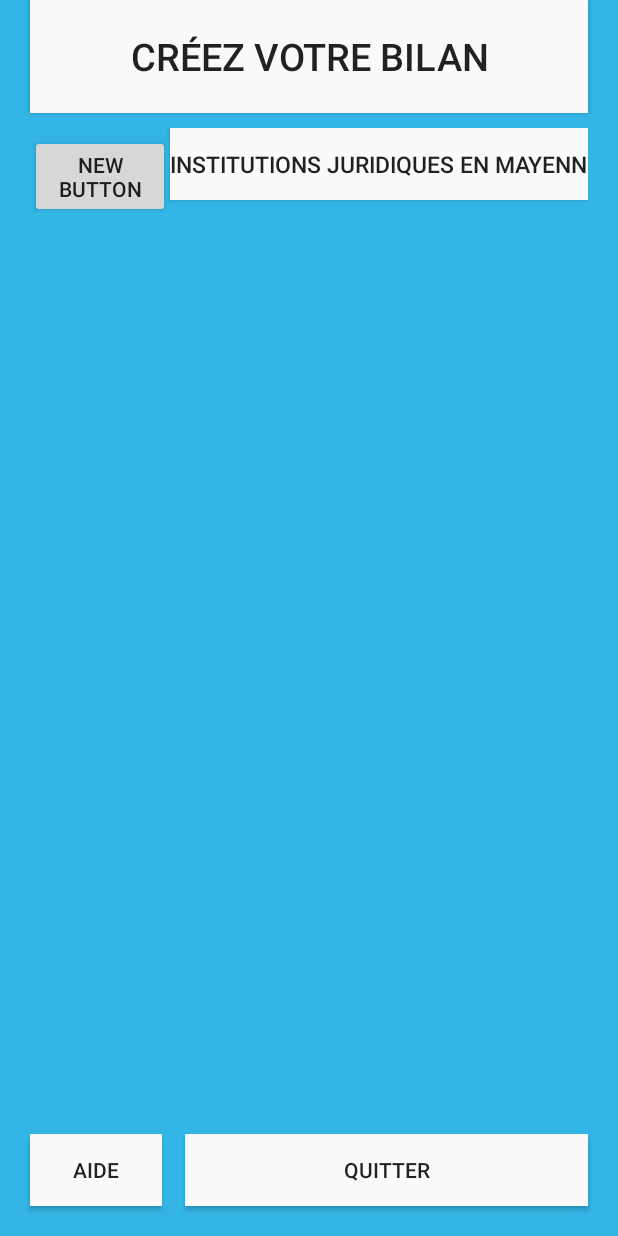
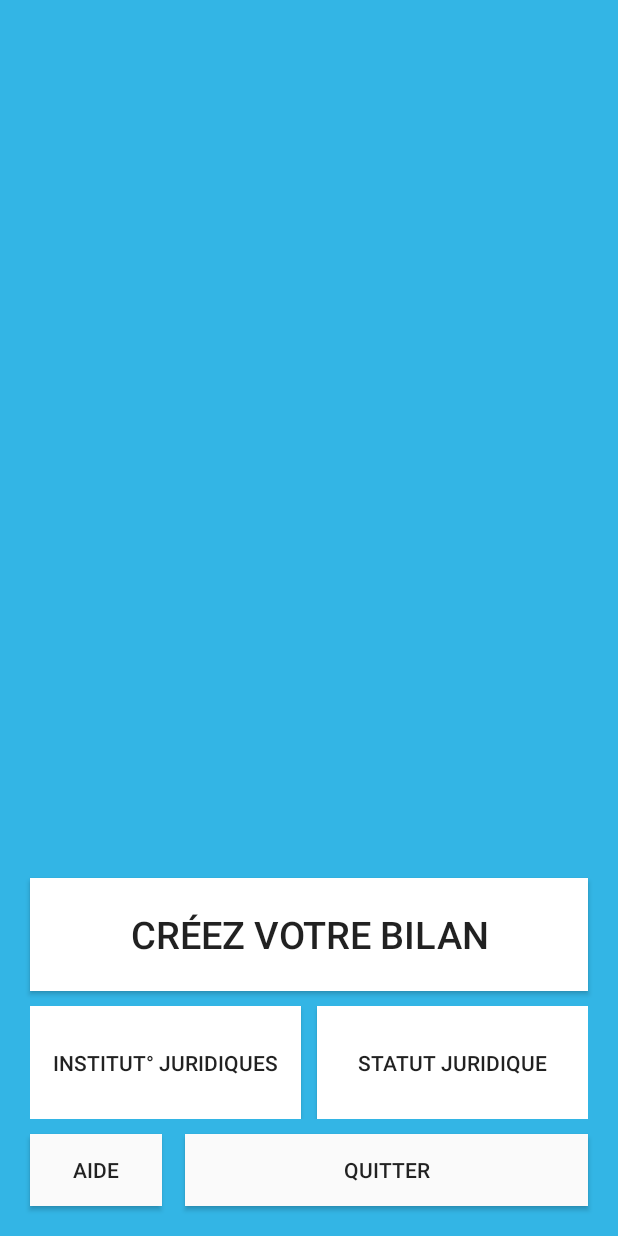
Before and after one commit to Alexcouter/CreanTreprise, an Android app: the MainActivity screen opened directly, with no data from a screen before it, on a phone screen of 412 x 824 dp. Run offline under Robolectric (Android 15) with nearby library versions, the phone set to English and light mode, and no system bars.

Commit message:
Page statut juridique

```diff
--- a/app/src/main/java/com/example/creantreprise/MainActivity.java
+++ b/app/src/main/java/com/example/creantreprise/MainActivity.java
@@ -22,6 +22,7 @@ public class MainActivity extends Activity {
         ImageView logo = (ImageView) findViewById(R.id.logoentreprise);
         final Button quitter = (Button) findViewById(R.id.quitterbouton);
         final Button institutions = (Button) findViewById(R.id.InstJuriMay);
+        final Button statut = (Button) findViewById(R.id.statutJ);
 
         final Animation animAlpha = AnimationUtils.loadAnimation(this, R.anim.anim_alpha);
         Animation fadeInAnimation = AnimationUtils.loadAnimation(this, R.anim.fadein);
@@ -51,6 +52,18 @@ public class MainActivity extends Activity {
             }
         });
 
+        //Bouton choix statut
+
+        statut.setOnClickListener(new View.OnClickListener() {
+
+            @Override
+            public void onClick(View v) {
+                // TODO Auto-generated method stub
+                Intent i = new Intent(getApplicationContext(),ChoixStatut.class);
+                startActivity(i);
+            }
+        });
+
 
     }
 
--- a/app/src/main/res/layout-land/activity_main.xml
+++ b/app/src/main/res/layout-land/activity_main.xml
@@ -36,41 +36,58 @@
         android:id="@+id/logoentreprise"
         android:layout_width="wrap_content"
         android:layout_height="wrap_content"
+        android:layout_above="@+id/quitterbouton"
+        android:layout_alignParentTop="true"
+        android:layout_centerHorizontal="true"
+        android:layout_marginBottom="171dp"
+        android:layout_marginRight="148dp"
+        android:layout_marginTop="41dp"
         android:contentDescription="@string/logo_application"
-        android:src="@drawable/entrepriselogobright"
-        android:layout_alignParentTop="true"
-        android:layout_above="@+id/creaBilan"
-        android:layout_alignRight="@+id/creaBilan"
-        android:layout_alignEnd="@+id/creaBilan"
-        android:layout_alignLeft="@+id/creaBilan"
-        android:layout_alignStart="@+id/creaBilan" />
+        android:src="@drawable/entrepriselogobright" />
 
     <Button
         android:layout_width="wrap_content"
         android:layout_height="75dp"
         android:text="@string/creerBilan"
         android:id="@+id/creaBilan"
+        android:background="@android:color/background_light"
+        android:textSize="25dp"
+        android:layout_above="@+id/btnLL"
         android:layout_alignLeft="@+id/aidebouton"
         android:layout_alignStart="@+id/aidebouton"
         android:layout_alignRight="@+id/quitterbouton"
         android:layout_alignEnd="@+id/quitterbouton"
-        android:background="@color/background_material_light"
-        android:layout_above="@+id/InstJuriMay"
-        android:layout_marginBottom="10dp"
-        android:textSize="25dp" />
+        android:layout_marginBottom="10dp" />
 
-    <Button
-        android:layout_width="wrap_content"
+    <LinearLayout
+        android:id="@+id/btnLL"
+        android:layout_width="match_parent"
         android:layout_height="75dp"
-        android:text="@string/InstJuriMay"
-        android:id="@+id/InstJuriMay"
         android:layout_above="@+id/quitterbouton"
         android:layout_alignLeft="@+id/aidebouton"
         android:layout_alignStart="@+id/aidebouton"
         android:layout_alignRight="@+id/quitterbouton"
         android:layout_alignEnd="@+id/quitterbouton"
-        android:background="@color/background_material_light"
-        android:layout_marginBottom="10dp"
-        android:textSize="25dp" />
+        android:layout_alignParentBottom="false"
+        android:layout_marginBottom="10dp">
+
+        <Button
+            android:id="@+id/InstJuriMay"
+            android:layout_width="0dp"
+            android:layout_height="75dp"
+            android:layout_weight="1"
+            android:background="@android:color/background_light"
+            android:layout_marginRight="5dp"
+            android:text="Institutions Juridiques" />
+
+        <Button
+            android:id="@+id/cancelButton"
+            android:layout_width="0dp"
+            android:layout_height="75dp"
+            android:layout_weight="1"
+            android:text="Statut Juridique"
+            android:background="@android:color/background_light"
+            android:layout_marginLeft="5dp" />
+    </LinearLayout>
 
 </RelativeLayout>
--- a/app/src/main/res/layout-v14/activity_main.xml
+++ /dev/null
@@ -1,101 +0,0 @@
-<RelativeLayout xmlns:android="http://schemas.android.com/apk/res/android"
-    xmlns:tools="http://schemas.android.com/tools"
-    android:layout_width="match_parent"
-    android:layout_height="match_parent"
-    android:background="#33b5e5"
-    tools:context="${relativePackage}.${activityClass}" >
-
-    <Button
-        android:id="@+id/quitterbouton"
-        android:layout_width="wrap_content"
-        android:layout_height="wrap_content"
-        android:layout_alignParentBottom="true"
-        android:layout_alignParentRight="true"
-        android:layout_marginBottom="20dp"
-        android:layout_marginRight="20dp"
-        android:layout_toRightOf="@+id/aidebouton"
-        android:background="@color/background_material_light"
-        android:backgroundTint="@color/background_material_light"
-        android:text="@string/quitter" />
-
-    <Button
-        android:id="@+id/aidebouton"
-        android:layout_width="wrap_content"
-        android:layout_height="wrap_content"
-        android:layout_marginRight="15dip"
-        android:layout_marginLeft="20dip"
-        android:layout_alignBaseline="@+id/quitterbouton"
-        android:layout_alignBottom="@+id/quitterbouton"
-        android:layout_alignParentLeft="true"
-        android:background="@color/background_material_light"
-        android:backgroundTint="@color/background_material_light"
-        android:text="@string/aide"
-        android:layout_alignParentEnd="false" />
-
-    <ImageView
-        android:id="@+id/logoentreprise"
-        android:layout_width="wrap_content"
-        android:layout_height="wrap_content"
-        android:layout_above="@+id/quitterbouton"
-        android:layout_alignParentTop="true"
-        android:layout_centerHorizontal="true"
-        android:layout_marginBottom="171dp"
-        android:layout_marginRight="148dp"
-        android:layout_marginTop="41dp"
-        android:contentDescription="@string/logo_application"
-        android:src="@drawable/entrepriselogobright" />
-
-    <Button
-        android:layout_width="wrap_content"
-        android:layout_height="75dp"
-        android:text="@string/creerBilan"
-        android:id="@+id/creaBilan"
-        android:layout_above="@+id/InstJuriMay"
-        android:layout_marginBottom="10dp"
-        android:background="@color/background_material_light"
-        android:textSize="25dp"
-        android:layout_alignLeft="@+id/aidebouton"
-        android:layout_alignStart="@+id/aidebouton"
-        android:layout_alignRight="@+id/quitterbouton"
-        android:layout_alignEnd="@+id/quitterbouton" />
-
-
-    <GridLayout
-        android:layout_width="fill_parent"
-        android:layout_height="fill_parent"
-        android:layout_alignLeft="@+id/creaBilan"
-        android:layout_alignStart="@+id/creaBilan"
-        android:layout_below="@+id/creaBilan"
-        android:layout_alignRight="@+id/quitterbouton"
-        android:layout_alignEnd="@+id/quitterbouton"
-        android:layout_above="@+id/quitterbouton">
-
-        <Button
-            android:layout_width="93dp"
-            android:layout_height="wrap_content"
-            android:text="New Button"
-            android:id="@+id/button2"
-            android:layout_row="0"
-            android:layout_column="0" />
-
-        <Button
-            android:layout_width="wrap_content"
-            android:layout_height="wrap_content"
-            android:text="@string/InstJuriMay"
-            android:id="@+id/InstJuriMay"
-            android:background="@color/background_material_light"
-            android:backgroundTint="@color/background_material_light"
-            android:textSize="15dp"
-            android:layout_above="@+id/quitterbouton"
-            android:layout_alignRight="@+id/quitterbouton"
-            android:layout_alignEnd="@+id/quitterbouton"
-            android:layout_marginBottom="10dp"
-            android:layout_toEndOf="@+id/aidebouton"
-            android:layout_alignLeft="@+id/quitterbouton"
-            android:layout_alignStart="@+id/quitterbouton"
-            android:layout_row="0"
-            android:layout_column="1" />
-
-    </GridLayout>
-
-</RelativeLayout>
--- a/app/src/main/res/layout/activity_main.xml
+++ b/app/src/main/res/layout/activity_main.xml
@@ -50,7 +50,7 @@
         android:layout_height="75dp"
         android:text="@string/creerBilan"
         android:id="@+id/creaBilan"
-        android:background="@color/background_material_light"
+        android:background="@android:color/background_light"
         android:textSize="25dp"
         android:layout_above="@+id/btnLL"
         android:layout_alignLeft="@+id/aidebouton"
@@ -81,11 +81,11 @@
             android:text="Institut° Juridiques" />
 
         <Button
-            android:id="@+id/cancelButton"
+            android:id="@+id/statutJ"
             android:layout_width="0dp"
             android:layout_height="75dp"
             android:layout_weight="1"
-            android:text="Profil Juridique"
+            android:text="Statut Juridique"
             android:background="@android:color/background_light"
             android:layout_marginLeft="5dp" />
     </LinearLayout>
--- a/app/src/main/res/values/strings.xml
+++ b/app/src/main/res/values/strings.xml
@@ -15,7 +15,13 @@
     <string name="title_activity_utilisateur_non_concerne">utilisateurNonConcerne</string>
     <string name="nonconcerne">Désolé, vous ne pouvez pas utiliser l\'application.</string>
     <string name="title_activity_reponse_questionnaire">reponseQuestionnaire</string>
+    <string name="title_activity_choix_statut">Choix du statut juridique</string>
+    <string name="title_activity_entreprise_ind">Entreprise individuelle</string>
+    <string name="title_activity_eurl">Eurl</string>
+    <string name="title_activity_sarl">Sarl</string>
+    <string name="title_activity_sas">Sas</string>
     <string name="title_activity_aide">Aide</string>
     <string name="ok">Ok</string>
+    <string name="Voir">Voir</string>
 
 </resources>
```
Also changed, not shown: app/src/main/java/com/example/creantreprise/ChoixStatut.java (+18 -18 lines), app/src/main/java/com/example/creantreprise/Splash.java (+13 -13 lines), app/src/main/res/layout/activity_choix_statut.xml (+30 -16 lines), 2 other files.
